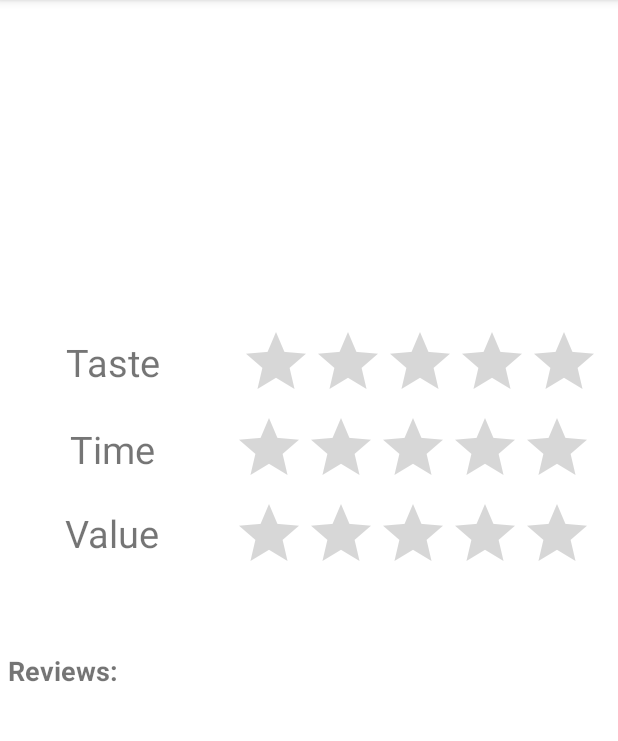
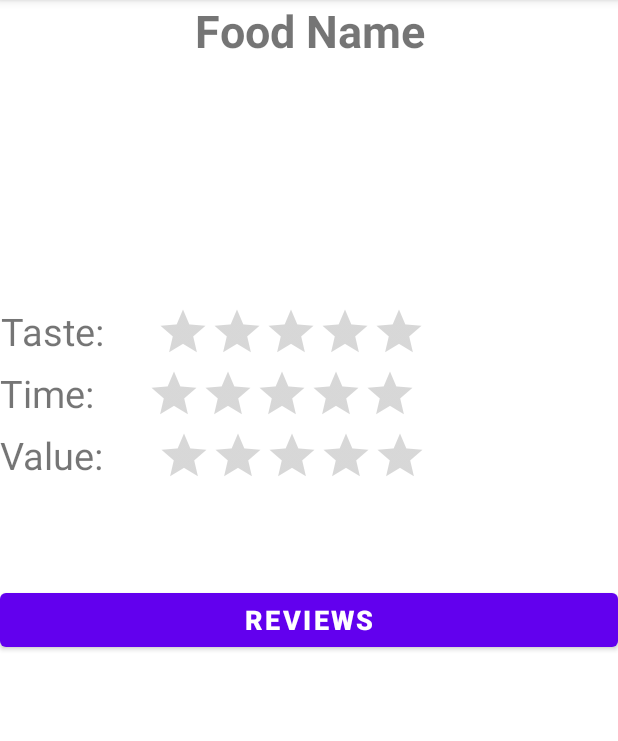
Before and after one commit to Food-ForThought/TritonBites, an Android app: the fragment FoodDetailFragment shown on its own in the app's theme, on a phone screen of 412 x 824 dp, the part 84-825 px from its top. Run offline under Robolectric (Android 15) with nearby library versions, the phone set to English and light mode, and no system bars.

Commit message:
Added XML files for layouts and recycler views

```diff
--- a/app/src/main/res/layout/fragment_food_detail.xml
+++ b/app/src/main/res/layout/fragment_food_detail.xml
@@ -11,6 +11,7 @@
         android:id="@+id/tvFoodName"
         android:layout_width="match_parent"
         android:layout_height="wrap_content"
+        android:text="Food Name"
         android:textAlignment="center"
         android:textSize="30sp"
         android:textStyle="bold"
@@ -19,50 +20,49 @@
     <ImageView
         android:id="@+id/ivFoodItem"
         android:layout_width="match_parent"
-        android:layout_height="164dp"
+        android:layout_height="150dp"
         android:layout_below="@+id/tvFoodName"
         android:layout_marginTop="7dp"
         tools:src="@tools:sample/backgrounds/scenic" />
 
     <TextView
         android:id="@+id/tvStarTaste"
-        android:layout_width="150dp"
+        android:layout_width="wrap_content"
         android:layout_height="wrap_content"
         android:layout_below="@+id/ivFoodItem"
-        android:layout_marginTop="12dp"
+        android:layout_marginTop="5dp"
         android:rotationY="0"
-        android:text="Taste"
+        android:text="Taste:     "
         android:textAlignment="center"
         android:textSize="25sp" />
 
     <TextView
         android:id="@+id/tvStarTime"
-        android:layout_width="150dp"
+        android:layout_width="wrap_content"
         android:layout_height="wrap_content"
-        android:layout_below="@+id/tvStarTaste"
-        android:layout_marginTop="23dp"
+        android:layout_below="@+id/rbTaste"
+        android:layout_marginTop="5dp"
         android:rotationY="0"
-        android:text="Time"
-        android:textAlignment="center"
+        android:text="Time:     "
         android:textSize="25sp" />
 
     <TextView
         android:id="@+id/tvStarValue"
-        android:layout_width="150dp"
+        android:layout_width="wrap_content"
         android:layout_height="wrap_content"
-        android:layout_below="@+id/tvStarTime"
-        android:layout_marginTop="21dp"
+        android:layout_below="@+id/rbTime"
+        android:layout_marginTop="5dp"
         android:rotationY="0"
-        android:text="Value"
-        android:textAlignment="center"
+        android:text="Value:     "
         android:textSize="25sp" />
 
     <RatingBar
         android:id="@+id/rbTaste"
+        style="@style/Widget.AppCompat.RatingBar.Indicator"
         android:layout_width="wrap_content"
         android:layout_height="wrap_content"
         android:layout_below="@+id/ivFoodItem"
-        android:layout_marginStart="10dp"
+        android:layout_marginStart="5dp"
         android:layout_marginTop="5dp"
         android:layout_toEndOf="@+id/tvStarTaste"
         android:numStars="5"
@@ -70,52 +70,47 @@
 
     <RatingBar
         android:id="@+id/rbTime"
+        style="@style/Widget.AppCompat.RatingBar.Indicator"
         android:layout_width="wrap_content"
         android:layout_height="wrap_content"
         android:layout_below="@+id/rbTaste"
         android:layout_marginStart="5dp"
-        android:layout_marginTop="0dp"
+        android:layout_marginTop="5dp"
         android:layout_toEndOf="@+id/tvStarTime"
         android:numStars="5"
         tools:ignore="SpeakableTextPresentCheck,SpeakableTextPresentCheck" />
 
     <RatingBar
         android:id="@+id/rbValue"
+        style="@style/Widget.AppCompat.RatingBar.Indicator"
         android:layout_width="wrap_content"
         android:layout_height="wrap_content"
         android:layout_below="@+id/rbTime"
         android:layout_marginStart="5dp"
-        android:layout_marginTop="0dp"
+        android:layout_marginTop="5dp"
         android:layout_toEndOf="@+id/tvStarValue"
         android:numStars="5"
         tools:ignore="SpeakableTextPresentCheck,SpeakableTextPresentCheck,SpeakableTextPresentCheck,SpeakableTextPresentCheck" />
 
+    <Button
+        android:id="@+id/btnReview"
+        android:layout_width="match_parent"
+        android:layout_height="wrap_content"
+        android:layout_below="@+id/tvDescription"
+        android:layout_marginTop="20dp"
+        android:text="Reviews"
+        android:textAlignment="center"
+        android:textSize="18sp"
+        android:textStyle="bold" />
+
     <TextView
-        android:id="@+id/tvFoodDescription"
+        android:id="@+id/tvDescription"
         android:layout_width="match_parent"
         android:layout_height="wrap_content"
         android:layout_below="@+id/rbValue"
-        android:layout_marginTop="10dp"
-        android:textAlignment="center"
-        android:textSize="18sp"
-        tools:text="Food Description" />
-
-    <TextView
-        android:id="@+id/tvReview"
-        android:layout_width="wrap_content"
-        android:layout_height="wrap_content"
-        android:layout_below="@+id/tvFoodDescription"
-        android:layout_marginTop="5dp"
-        android:padding="5dp"
-        android:text="Reviews:"
-        android:textSize="18sp"
-        android:textStyle="bold" />
-
-    <androidx.recyclerview.widget.RecyclerView
-        android:id="@+id/rvReviews"
-        android:layout_width="match_parent"
-        android:layout_height="match_parent"
-        android:layout_below="@+id/tvReview"
-        android:layout_marginTop="5dp" />
+        android:layout_marginTop="20dp"
+        android:textAlignment="textStart"
+        android:textSize="20sp"
+        android:textStyle="italic" />
 
 </RelativeLayout>
```
Also changed, not shown: app/src/main/res/layout/fragment_food_review.xml (added, +25 -0 lines), app/src/main/res/layout/item_review.xml (added, +67 -0 lines).
